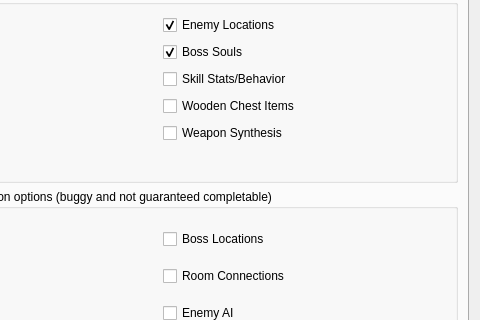
Above: randomizer.ui from LagoLunatic/dsvrandom before the change; both pictures show x 160 to 640 and y 145 to 465 of the 640 by 581 pixel window. Below: the same form after it.
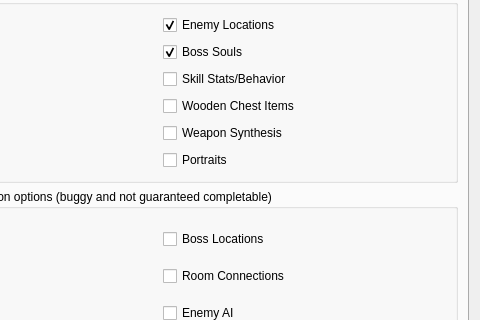
That is the form after the change. Icons and pictures are not drawn.

Commit message: Add option to randomize location of PoR portraits

```diff
--- a/randomizer.ui
+++ b/randomizer.ui
@@ -233,6 +233,16 @@
               </property>
              </widget>
             </item>
+            <item>
+             <widget class="QCheckBox" name="randomize_portraits">
+              <property name="toolTip">
+               <string>Randomizes where portraits are located (PoR only).</string>
+              </property>
+              <property name="text">
+               <string>Portraits</string>
+              </property>
+             </widget>
+            </item>
            </layout>
           </item>
          </layout>
```
Left out of the diff: 4 changed lines with no effect on the pictures. The commit also changes 5 other files.
